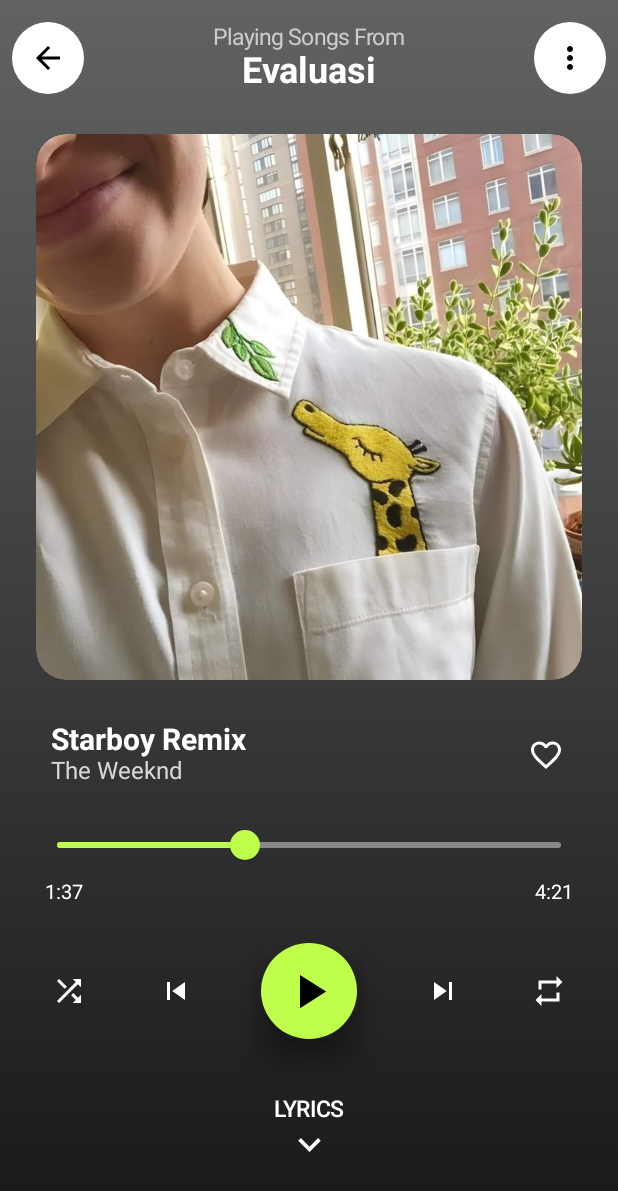
After one commit to NafasKarya/Tuno, an Android app built with Jetpack Compose: the composable PlayingPages shown on its own in the app's theme, on a phone screen of 412 x 824 dp. The commit adds this screen. Shown: the top 1191 px of the screen. Run offline under Robolectric (Android 15) with nearby library versions, the phone set to English and light mode, and no system bars; our stand-ins replace window size class.

Commit message:
added playing UI for music listener

```diff
--- a/app/src/main/java/com/tuno_appsmusic/MainActivity.kt
+++ b/app/src/main/java/com/tuno_appsmusic/MainActivity.kt
@@ -14,7 +14,7 @@ import com.tuno_appsmusic.features.auth.presentation.pages.LoginPage
 import com.tuno_appsmusic.features.home.presentation.pages.HomePages
 import androidx.compose.foundation.LocalOverscrollConfiguration
 import androidx.compose.runtime.CompositionLocalProvider
-
+import com.tuno_appsmusic.features.playingPage.presentation.pages.PlayingPages
 
 class MainActivity : ComponentActivity() {
     @OptIn(androidx.compose.foundation.ExperimentalFoundationApi::class)
@@ -41,6 +41,10 @@ class MainActivity : ComponentActivity() {
                         composable("homePages") {
                             HomePages(navController)
                         }
+                        // --- Route playing TANPA parameter ---
+                        composable("playing") {
+                            PlayingPages(navController)
+                        }
                     }
                 }
             }
--- a/app/src/main/java/com/tuno_appsmusic/features/home/presentation/pages/HomePages.kt
+++ b/app/src/main/java/com/tuno_appsmusic/features/home/presentation/pages/HomePages.kt
@@ -126,7 +126,7 @@ fun HomePages(navController: NavController) {
                 Spacer(modifier = Modifier.height(16.dp))
                 AlbumCardGrid(albumCards = albumCards)
                 Spacer(modifier = Modifier.height(36.dp))
-                MoodSeninPlaylistSection(isLoading = isLoading)
+                MoodSeninPlaylistSection(isLoading = isLoading, navController = navController)
                 Spacer(modifier = Modifier.height(32.dp))
                 ForYouTitle()
                 // ========== UBAH DI SINI ==========
--- a/app/src/main/java/com/tuno_appsmusic/features/home/presentation/widgets/MoodSeninPlaylistSection.kt
+++ b/app/src/main/java/com/tuno_appsmusic/features/home/presentation/widgets/MoodSeninPlaylistSection.kt
@@ -1,8 +1,10 @@
 package com.tuno_appsmusic.features.home.presentation.widgets
 
 import androidx.compose.foundation.Image
+import androidx.compose.foundation.background
+import androidx.compose.foundation.clickable
+import androidx.compose.foundation.horizontalScroll
 import androidx.compose.foundation.layout.*
-import androidx.compose.foundation.horizontalScroll
 import androidx.compose.foundation.rememberScrollState
 import androidx.compose.foundation.shape.RoundedCornerShape
 import androidx.compose.material3.Text
@@ -10,16 +12,17 @@ import androidx.compose.runtime.Composable
 import androidx.compose.ui.Alignment
 import androidx.compose.ui.Modifier
 import androidx.compose.ui.draw.clip
+import androidx.compose.ui.graphics.Color
 import androidx.compose.ui.res.painterResource
 import androidx.compose.ui.text.font.FontWeight
+import androidx.compose.ui.text.style.TextOverflow
 import androidx.compose.ui.unit.dp
 import androidx.compose.ui.unit.sp
-import androidx.compose.ui.graphics.Color
-import androidx.compose.ui.text.style.TextOverflow
+import androidx.navigation.NavController
 import com.google.accompanist.placeholder.PlaceholderHighlight
-import com.tuno_appsmusic.R
 import com.google.accompanist.placeholder.material.placeholder
 import com.google.accompanist.placeholder.material.shimmer
+import com.tuno_appsmusic.R
 
 data class MoodPlaylistDummy(
     val subtitle: String,
@@ -39,7 +42,8 @@ val dummyPlaylistList = listOf(
 
 @Composable
 fun MoodSeninPlaylistSection(
-    isLoading: Boolean = false
+    isLoading: Boolean = false,
+    navController: NavController
 ) {
     Column(
         modifier = Modifier
@@ -70,7 +74,12 @@ fun MoodSeninPlaylistSection(
                 MoodSeninPlaylistCard(
                     subtitle = dummy?.subtitle.orEmpty(),
                     imageRes = dummy?.imageRes ?: R.drawable.profile,
-                    isLoading = isLoading
+                    isLoading = isLoading,
+                    onClick = {
+                        if (!isLoading) {
+                            navController.navigate("playing") // <-- Hanya "playing"
+                        }
+                    }
                 )
                 if (idx < 6) Spacer(modifier = Modifier.width(18.dp))
             }
@@ -82,12 +91,14 @@ fun MoodSeninPlaylistSection(
 fun MoodSeninPlaylistCard(
     subtitle: String = "",
     imageRes: Int = R.drawable.profile,
-    isLoading: Boolean = false
+    isLoading: Boolean = false,
+    onClick: () -> Unit = {}
 ) {
     Column(
         modifier = Modifier
             .width(180.dp)
-            .wrapContentHeight(),
+            .wrapContentHeight()
+            .clickable(enabled = !isLoading, onClick = onClick),
         horizontalAlignment = Alignment.CenterHorizontally
     ) {
         Box(
--- /dev/null
+++ b/app/src/main/java/com/tuno_appsmusic/features/playingPage/presentation/pages/PlayingPages.kt
@@ -0,0 +1,312 @@
+package com.tuno_appsmusic.features.playingPage.presentation.pages
+
+import androidx.compose.foundation.Image
+import androidx.compose.foundation.background
+import androidx.compose.foundation.layout.*
+import androidx.compose.foundation.shape.CircleShape
+import androidx.compose.foundation.shape.RoundedCornerShape
+import androidx.compose.material.*
+import androidx.compose.material.icons.Icons
+import androidx.compose.material.icons.filled.ArrowBack
+import androidx.compose.material.icons.filled.FavoriteBorder
+import androidx.compose.material.icons.filled.MoreVert
+import androidx.compose.material.icons.filled.Repeat
+import androidx.compose.material.icons.filled.Shuffle
+import androidx.compose.material.icons.filled.SkipNext
+import androidx.compose.material.icons.filled.SkipPrevious
+import androidx.compose.material.icons.filled.PlayArrow
+import androidx.compose.material.icons.filled.KeyboardArrowDown
+import androidx.compose.runtime.*
+import androidx.compose.ui.Alignment
+import androidx.compose.ui.Modifier
+import androidx.compose.ui.draw.clip
+import androidx.compose.ui.draw.shadow
+import androidx.compose.ui.graphics.Brush
+import androidx.compose.ui.graphics.Color
+import androidx.compose.ui.graphics.graphicsLayer
+import androidx.compose.ui.layout.ContentScale
+import androidx.compose.ui.res.painterResource
+import androidx.compose.ui.text.font.FontWeight
+import androidx.compose.ui.unit.dp
+import androidx.compose.ui.unit.sp
+import androidx.navigation.NavController
+import com.tuno_appsmusic.R
+
+@Composable
+fun PlayingPages(
+    navController: NavController
+) {
+    // State for slider
+    var sliderPosition by remember { mutableStateOf(97f) } // detik (start posisi 1:37)
+    val songDuration = 261f // detik (4:21)
+    val currentDuration = sliderPosition.coerceIn(0f, songDuration)
+
+    Box(
+        modifier = Modifier
+            .fillMaxSize()
+            .background(
+                brush = Brush.verticalGradient(
+                    colors = listOf(
+                        Color(0xFF616363),
+                        Color(0xFF191717)
+                    )
+                )
+            )
+    ) {
+        Column(
+            modifier = Modifier
+                .fillMaxSize()
+                .systemBarsPadding()
+        ) {
+            // AppBar custom
+            Box(
+                Modifier
+                    .fillMaxWidth()
+                    .padding(top = 16.dp, bottom = 12.dp)
+            ) {
+                // Tombol back bulat
+                IconButton(
+                    onClick = { navController.popBackStack() },
+                    modifier = Modifier
+                        .align(Alignment.CenterStart)
+                        .padding(start = 12.dp)
+                        .size(40.dp)
+                        .clip(CircleShape)
+                        .background(Color.White)
+                ) {
+                    Icon(
+                        imageVector = Icons.Filled.ArrowBack,
+                        contentDescription = "Back",
+                        tint = Color.Black
+                    )
+                }
+
+                // Tombol more bulat
+                IconButton(
+                    onClick = { /* TODO: more action */ },
+                    modifier = Modifier
+                        .align(Alignment.CenterEnd)
+                        .padding(end = 12.dp)
+                        .size(40.dp)
+                        .clip(CircleShape)
+                        .background(Color.White)
+                ) {
+                    Icon(
+                        imageVector = Icons.Filled.MoreVert,
+                        contentDescription = "More",
+                        tint = Color.Black
+                    )
+                }
+
+                // Judul tengah
+                Column(
+                    Modifier.align(Alignment.Center)
+                ) {
+                    Text(
+                        text = "Playing Songs From",
+                        color = Color(0xFFCCCCCC),
+                        fontSize = 15.sp,
+                        fontWeight = FontWeight.Normal,
+                        modifier = Modifier.align(Alignment.CenterHorizontally)
+                    )
+                    Text(
+                        text = "Evaluasi",
+                        color = Color.White,
+                        fontWeight = FontWeight.Bold,
+                        fontSize = 24.sp,
+                        modifier = Modifier.align(Alignment.CenterHorizontally)
+                    )
+                }
+            }
+
+            Spacer(modifier = Modifier.height(16.dp))
+
+            // Card cover album di tengah
+            Box(
+                modifier = Modifier
+                    .fillMaxWidth()
+                    .padding(horizontal = 24.dp)
+                    .aspectRatio(1f)
+                    .clip(RoundedCornerShape(20.dp))
+                    .background(Color(0xFF232323)),
+                contentAlignment = Alignment.Center
+            ) {
+                Image(
+                    painter = painterResource(id = R.drawable.profile), // Ganti asset sesuai kebutuhan
+                    contentDescription = "Album Cover",
+                    contentScale = ContentScale.Crop,
+                    modifier = Modifier
+                        .fillMaxSize()
+                        .clip(RoundedCornerShape(20.dp))
+                )
+            }
+
+            Spacer(modifier = Modifier.height(28.dp))
+
+            // Song info + love icon
+            Row(
+                modifier = Modifier
+                    .fillMaxWidth()
+                    .padding(horizontal = 34.dp),
+                verticalAlignment = Alignment.CenterVertically
+            ) {
+                Column(
+                    modifier = Modifier.weight(1f)
+                ) {
+                    Text(
+                        text = "Starboy Remix",
+                        color = Color.White,
+                        fontWeight = FontWeight.Bold,
+                        fontSize = 20.sp,
+                        maxLines = 1
+                    )
+                    Text(
+                        text = "The Weeknd",
+                        color = Color(0xFFD7D7D7),
+                        fontSize = 16.sp,
+                        fontWeight = FontWeight.Normal,
+                        maxLines = 1
+                    )
+                }
+                IconButton(
+                    onClick = { /* TODO: like action */ },
+                    modifier = Modifier.size(30.dp)
+                ) {
+                    Icon(
+                        imageVector = Icons.Filled.FavoriteBorder,
+                        contentDescription = "Like",
+                        tint = Color.White
+                    )
+                }
+            }
+
+            Spacer(modifier = Modifier.height(16.dp))
+
+            // Progress slider
+            Column(
+                modifier = Modifier
+                    .fillMaxWidth()
+                    .padding(horizontal = 30.dp)
+            ) {
+                Slider(
+                    value = currentDuration,
+                    onValueChange = { sliderPosition = it },
+                    valueRange = 0f..songDuration,
+                    colors = SliderDefaults.colors(
+                        thumbColor = Color(0xFFBFFF4B),
+                        activeTrackColor = Color(0xFFBFFF4B),
+                        inactiveTrackColor = Color(0xFF888888)
+                    )
+                )
+                Row(
+                    modifier = Modifier.fillMaxWidth(),
+                    horizontalArrangement = Arrangement.SpaceBetween
+                ) {
+                    Text(
+                        text = durationFormat(currentDuration.toInt()),
+                        color = Color.White,
+                        fontSize = 13.sp
+                    )
+                    Text(
+                        text = durationFormat(songDuration.toInt()),
+                        color = Color.White,
+                        fontSize = 13.sp
+                    )
+                }
+            }
+
+            Spacer(modifier = Modifier.height(24.dp))
+
+            // Kontrol musik utama (shuffle, prev, play, next, repeat)
+            Row(
+                modifier = Modifier
+                    .fillMaxWidth()
+                    .padding(horizontal = 30.dp),
+                verticalAlignment = Alignment.CenterVertically,
+                horizontalArrangement = Arrangement.SpaceBetween
+            ) {
+                IconButton(onClick = { /* TODO: shuffle */ }, modifier = Modifier.size(32.dp)) {
+                    Icon(
+                        imageVector = Icons.Filled.Shuffle,
+                        contentDescription = "Shuffle",
+                        tint = Color.White
+                    )
+                }
+                IconButton(onClick = { /* TODO: prev */ }, modifier = Modifier.size(32.dp)) {
+                    Icon(
+                        imageVector = Icons.Filled.SkipPrevious,
+                        contentDescription = "Previous",
+                        tint = Color.White
+                    )
+                }
+                // Play button with glow
+                Box(
+                    contentAlignment = Alignment.Center,
+                    modifier = Modifier
+                        .size(68.dp)
+                        .shadow(10.dp, CircleShape, clip = false)
+                        .graphicsLayer { shadowElevation = 18f }
+                ) {
+                    IconButton(
+                        onClick = { /* TODO: play/pause */ },
+                        modifier = Modifier
+                            .size(64.dp)
+                            .clip(CircleShape)
+                            .background(Color(0xFFBFFF4B))
+                    ) {
+                        Icon(
+                            imageVector = Icons.Filled.PlayArrow,
+                            contentDescription = "Play",
+                            tint = Color.Black,
+                            modifier = Modifier.size(38.dp)
+                        )
+                    }
+                }
+                IconButton(onClick = { /* TODO: next */ }, modifier = Modifier.size(32.dp)) {
+                    Icon(
+                        imageVector = Icons.Filled.SkipNext,
+                        contentDescription = "Next",
+                        tint = Color.White
+                    )
+                }
+                IconButton(onClick = { /* TODO: repeat */ }, modifier = Modifier.size(32.dp)) {
+                    Icon(
+                        imageVector = Icons.Filled.Repeat,
+                        contentDescription = "Repeat",
+                        tint = Color.White
+                    )
+                }
+            }
+
+            Spacer(modifier = Modifier.height(36.dp))
+
+            // === Section Lyrics + Arrow Down (di bawah semua kontrol, di tengah) ===
+            Column(
+                modifier = Modifier
+                    .fillMaxWidth()
+                    .padding(bottom = 16.dp),
+                horizontalAlignment = Alignment.CenterHorizontally
+            ) {
+                Text(
+                    text = "LYRICS",
+                    color = Color.White,
+                    fontSize = 15.sp,
+                    fontWeight = FontWeight.Medium
+                )
+                Icon(
+                    imageVector = Icons.Filled.KeyboardArrowDown,
+                    contentDescription = "Show Lyrics",
+                    tint = Color.White,
+                    modifier = Modifier.size(30.dp)
+                )
+            }
+        }
+    }
+}
+
+// Helper untuk format detik ke MM:SS
+fun durationFormat(seconds: Int): String {
+    val m = seconds / 60
+    val s = seconds % 60
+    return "%d:%02d".format(m, s)
+}
```
Also changed, not shown: app/src/main/java/com/tuno_appsmusic/features/playingPage/data/remotes/auth_api_services.kt (added), 2 other files.
